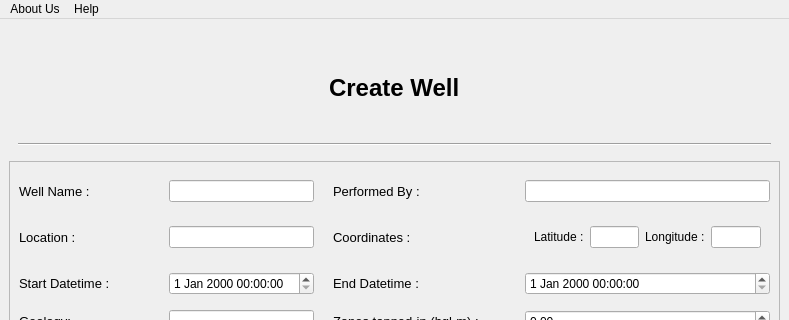
Above: create_well.ui from dhairyashil-G/CGWB-Desktop-App before the change; both pictures show x 0 to 789 and y 0 to 320 of the 789 by 623 pixel window. Below: the same form after it.
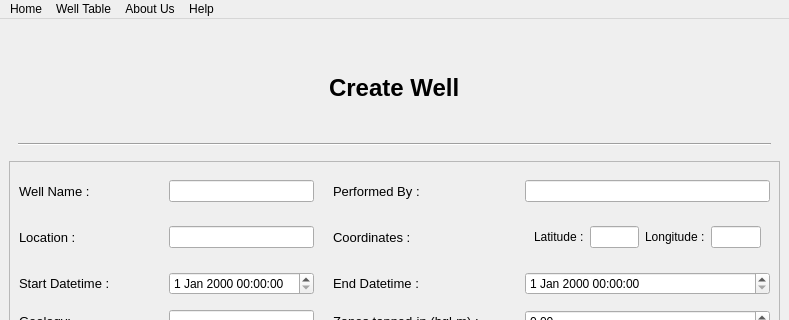
That is the form after the change. Icons and pictures are not drawn.

Commit message: Added menu buttons

Diff of the .ui file:
```diff
--- a/create_well.ui
+++ b/create_well.ui
@@ -488,6 +488,16 @@
      <height>21</height>
     </rect>
    </property>
+   <widget class="QMenu" name="menuHome">
+    <property name="title">
+     <string>Home</string>
+    </property>
+   </widget>
+   <widget class="QMenu" name="menuWellTable">
+    <property name="title">
+     <string>Well Table</string>
+    </property>
+   </widget>
    <widget class="QMenu" name="menuAbout">
     <property name="title">
      <string>About Us</string>
@@ -498,6 +508,8 @@
      <string>Help</string>
     </property>
    </widget>
+   <addaction name="menuHome"/>
+   <addaction name="menuWellTable"/>
    <addaction name="menuAbout"/>
    <addaction name="menuHelp"/>
   </widget>
```
The commit also changes 16 other files.
